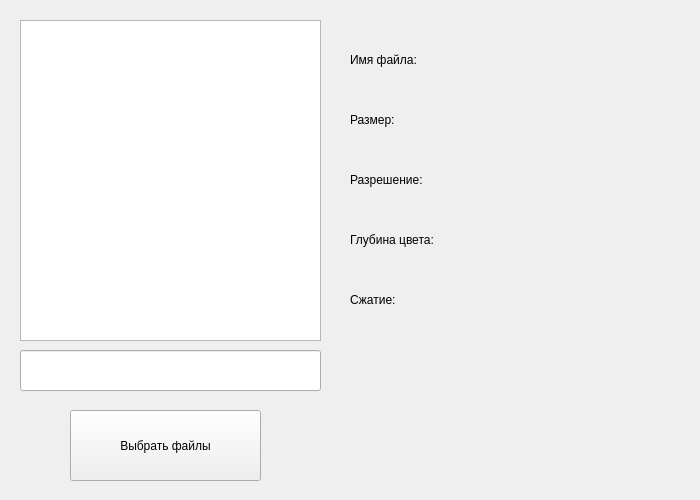
Old version of the form widget.ui in the repository Xeiniya/pkg_lab2.
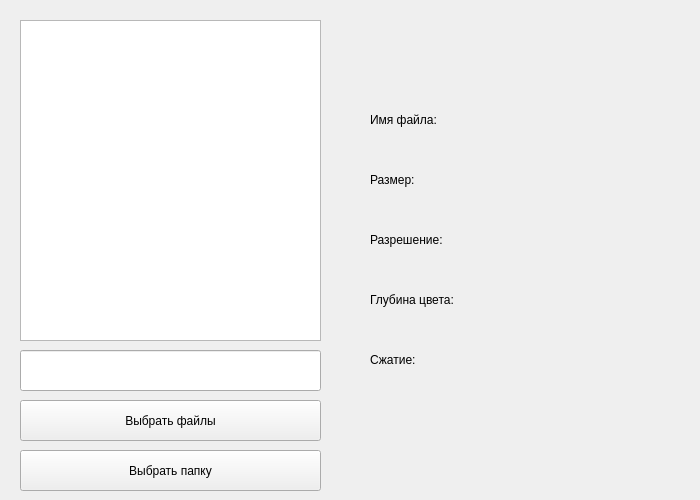
New version of the form.

Diff of the .ui file:
```diff
--- a/widget.ui
+++ b/widget.ui
@@ -26,8 +26,8 @@
   <widget class="QLabel" name="Label_1">
    <property name="geometry">
     <rect>
-     <x>350</x>
-     <y>40</y>
+     <x>370</x>
+     <y>100</y>
      <width>100</width>
      <height>40</height>
     </rect>
@@ -48,8 +48,8 @@
   <widget class="QLabel" name="Label_5">
    <property name="geometry">
     <rect>
-     <x>350</x>
-     <y>100</y>
+     <x>370</x>
+     <y>160</y>
      <width>100</width>
      <height>40</height>
     </rect>
@@ -70,8 +70,8 @@
   <widget class="QLabel" name="Label_3">
    <property name="geometry">
     <rect>
-     <x>350</x>
-     <y>160</y>
+     <x>370</x>
+     <y>220</y>
      <width>100</width>
      <height>40</height>
     </rect>
@@ -92,8 +92,8 @@
   <widget class="QLabel" name="Label_4">
    <property name="geometry">
     <rect>
-     <x>350</x>
-     <y>220</y>
+     <x>370</x>
+     <y>280</y>
      <width>111</width>
      <height>40</height>
     </rect>
@@ -111,8 +111,8 @@
   <widget class="QLabel" name="Label_2">
    <property name="geometry">
     <rect>
-     <x>350</x>
-     <y>280</y>
+     <x>370</x>
+     <y>340</y>
      <width>100</width>
      <height>40</height>
     </rect>
@@ -139,8 +139,8 @@
   <widget class="QLabel" name="FileName">
    <property name="geometry">
     <rect>
-     <x>470</x>
-     <y>50</y>
+     <x>490</x>
+     <y>110</y>
      <width>120</width>
      <height>20</height>
     </rect>
@@ -168,8 +168,8 @@
   <widget class="QLabel" name="Contraction">
    <property name="geometry">
     <rect>
-     <x>490</x>
-     <y>290</y>
+     <x>510</x>
+     <y>350</y>
      <width>100</width>
      <height>20</height>
     </rect>
@@ -181,21 +181,21 @@
   <widget class="QLabel" name="Resolution">
    <property name="geometry">
     <rect>
-     <x>490</x>
-     <y>170</y>
-     <width>120</width>
-     <height>20</height>
-    </rect>
-   </property>
-   <property name="text">
-    <string/>
-   </property>
-  </widget>
-  <widget class="QLabel" name="Color_depth">
-   <property name="geometry">
-    <rect>
-     <x>490</x>
+     <x>510</x>
      <y>230</y>
+     <width>120</width>
+     <height>20</height>
+    </rect>
+   </property>
+   <property name="text">
+    <string/>
+   </property>
+  </widget>
+  <widget class="QLabel" name="Color_depth">
+   <property name="geometry">
+    <rect>
+     <x>510</x>
+     <y>290</y>
      <width>100</width>
      <height>20</height>
     </rect>
@@ -207,8 +207,8 @@
   <widget class="QLabel" name="Size">
    <property name="geometry">
     <rect>
-     <x>470</x>
-     <y>110</y>
+     <x>490</x>
+     <y>170</y>
      <width>120</width>
      <height>20</height>
     </rect>
@@ -220,16 +220,29 @@
   <widget class="QPushButton" name="multiChoice">
    <property name="geometry">
     <rect>
-     <x>70</x>
-     <y>410</y>
-     <width>191</width>
-     <height>71</height>
+     <x>20</x>
+     <y>400</y>
+     <width>301</width>
+     <height>41</height>
     </rect>
    </property>
    <property name="text">
     <string>Выбрать файлы</string>
    </property>
   </widget>
+  <widget class="QPushButton" name="selectFolderButton">
+   <property name="geometry">
+    <rect>
+     <x>20</x>
+     <y>450</y>
+     <width>301</width>
+     <height>41</height>
+    </rect>
+   </property>
+   <property name="text">
+    <string>Выбрать папку</string>
+   </property>
+  </widget>
  </widget>
  <resources/>
  <connections/>
```
